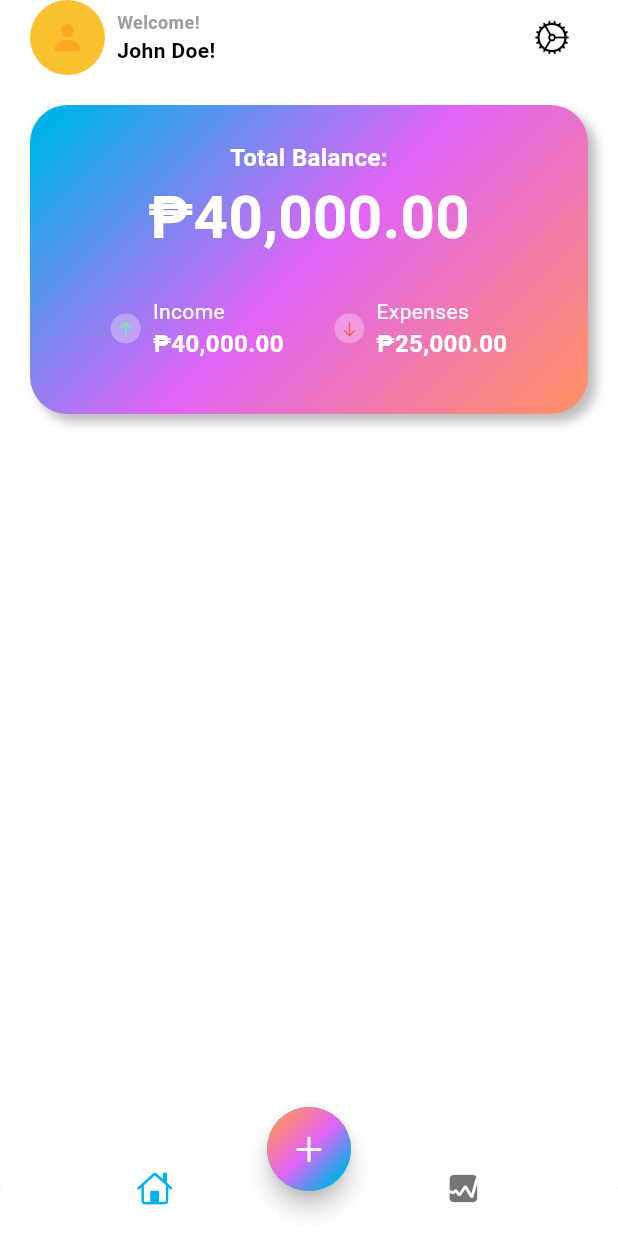
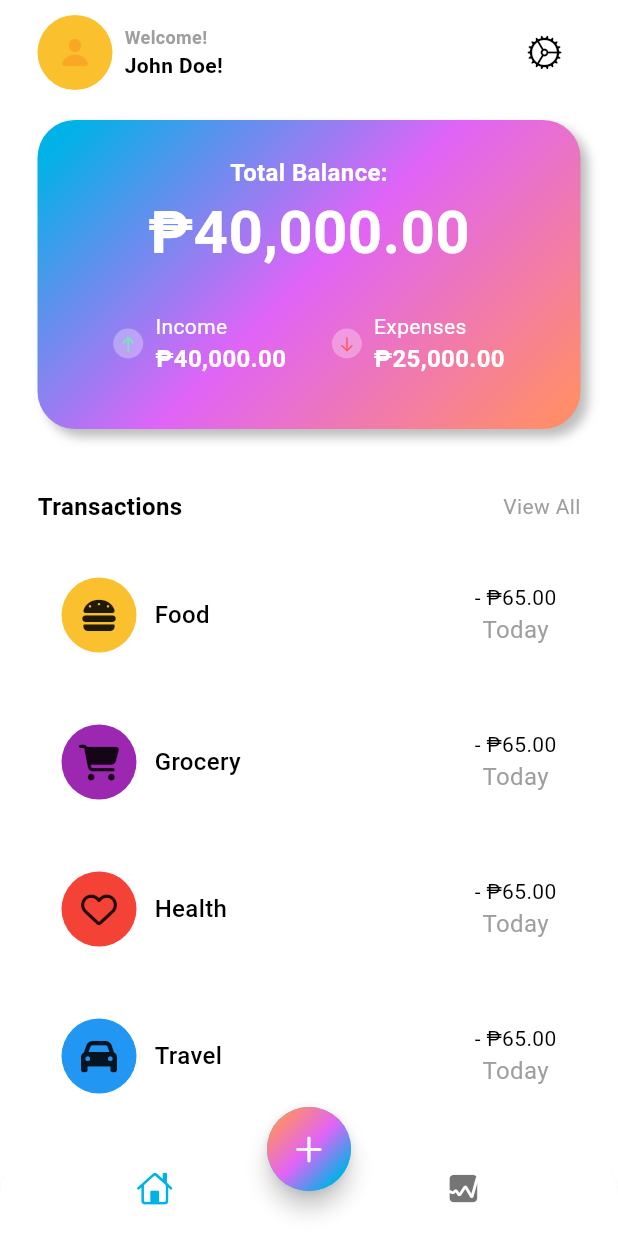
Before and after one commit to Chooeychloe/expense_tracker_app, a Flutter app: the screen it shows after launch, on a phone screen of 412 x 824 dp. Run offline on Flutter 3.47's test engine with Material 3 defaults, Android fonts, the phone set to English and light mode, and no system bars; our stand-ins replace font_awesome_flutter.

Commit message:
added listview to transactions

```diff
--- /dev/null
+++ b/lib/data/data.dart
@@ -0,0 +1,33 @@
+import 'package:flutter/material.dart';
+import 'package:font_awesome_flutter/font_awesome_flutter.dart';
+
+List<Map<String, dynamic>> transactionData = [
+  {
+    'icon': const FaIcon(FontAwesomeIcons.burger),
+    'color': Colors.yellow[700],
+    'name': 'Food',
+    'totalAmount': '- ₱65.00',
+    'date': 'Today'
+  },
+  {
+    'icon': const FaIcon(FontAwesomeIcons.cartShopping),
+    'color': Colors.purple,
+    'name': 'Grocery',
+    'totalAmount': '- ₱65.00',
+    'date': 'Today'
+  },
+  {
+    'icon': const FaIcon(FontAwesomeIcons.heart),
+    'color': Colors.red,
+    'name': 'Health',
+    'totalAmount': '- ₱65.00',
+    'date': 'Today'
+  },
+  {
+    'icon': const FaIcon(FontAwesomeIcons.car),
+    'color': Colors.blue,
+    'name': 'Travel',
+    'totalAmount': '- ₱65.00',
+    'date': 'Today'
+  }
+];
--- a/lib/screens/home/views/home_screen.dart
+++ b/lib/screens/home/views/home_screen.dart
@@ -44,7 +44,7 @@ class HomeScreen extends StatelessWidget {
             ),
             child: const Icon(CupertinoIcons.add)),
       ),
-      body: MainScreen(),
+      body: const MainScreen(),
     );
   }
 }
--- a/lib/screens/home/views/main_screen.dart
+++ b/lib/screens/home/views/main_screen.dart
@@ -1,8 +1,10 @@
-// ignore_for_file: public_member_api_docs, sort_constructors_first
 import 'dart:math';
 
+import 'package:expense_tracker_app/data/data.dart';
 import 'package:flutter/cupertino.dart';
 import 'package:flutter/material.dart';
+
+import '../../../widgets/income_expense_row_widget.dart';
 
 class MainScreen extends StatelessWidget {
   const MainScreen({super.key});
@@ -11,7 +13,7 @@ class MainScreen extends StatelessWidget {
   Widget build(BuildContext context) {
     return SafeArea(
       child: Padding(
-        padding: const EdgeInsets.symmetric(horizontal: 20.0),
+        padding: const EdgeInsets.symmetric(horizontal: 25.0, vertical: 10),
         child: Column(
           children: [
             Row(
@@ -139,77 +141,113 @@ class MainScreen extends StatelessWidget {
                   )
                 ],
               ),
-            )
+            ),
+            const SizedBox(
+              height: 40,
+            ),
+            Row(
+              mainAxisAlignment: MainAxisAlignment.spaceBetween,
+              children: [
+                Text(
+                  'Transactions',
+                  style: TextStyle(
+                      fontSize: 16,
+                      color: Theme.of(context).colorScheme.onBackground,
+                      fontWeight: FontWeight.bold),
+                ),
+                GestureDetector(
+                  onTap: () {},
+                  child: Text(
+                    'View All',
+                    style: TextStyle(
+                        fontSize: 14,
+                        color: Theme.of(context).colorScheme.outline,
+                        fontWeight: FontWeight.w400),
+                  ),
+                )
+              ],
+            ),
+            const SizedBox(
+              height: 20,
+            ),
+            Expanded(
+              child: ListView.builder(
+                itemCount: transactionData.length,
+                itemBuilder: (context, int i) {
+                  return Padding(
+                    padding: const EdgeInsets.only(bottom: 16.0),
+                    child: Container(
+                      decoration: BoxDecoration(
+                        color: Colors.white,
+                        borderRadius: BorderRadius.circular(12),
+                      ),
+                      child: Padding(
+                        padding: const EdgeInsets.all(16.0),
+                        child: Row(
+                          mainAxisAlignment: MainAxisAlignment.spaceBetween,
+                          children: [
+                            Row(
+                              children: [
+                                Stack(
+                                  alignment: Alignment.center,
+                                  children: [
+                                    Container(
+                                      width: 50,
+                                      height: 50,
+                                      decoration: BoxDecoration(
+                                        color: transactionData[i]['color'],
+                                        shape: BoxShape.circle,
+                                      ),
+                                    ),
+                                    transactionData[i]['icon'],
+                                  ],
+                                ),
+                                const SizedBox(
+                                  width: 12,
+                                ),
+                                Text(
+                                  transactionData[i]['name'],
+                                  style: TextStyle(
+                                      fontSize: 16,
+                                      color: Theme.of(context)
+                                          .colorScheme
+                                          .onBackground,
+                                      fontWeight: FontWeight.w500),
+                                ),
+                              ],
+                            ),
+                            Column(
+                              children: [
+                                Text(
+                                  transactionData[i]['totalAmount'],
+                                  style: TextStyle(
+                                      fontSize: 14,
+                                      color: Theme.of(context)
+                                          .colorScheme
+                                          .onBackground,
+                                      fontWeight: FontWeight.w400),
+                                ),
+                                Text(
+                                  transactionData[i]['date'],
+                                  style: TextStyle(
+                                      fontSize: 16,
+                                      color:
+                                          Theme.of(context).colorScheme.outline,
+                                      fontWeight: FontWeight.w400),
+                                ),
+                              ],
+                            )
+                          ],
+                        ),
+                      ),
+                    ),
+                  );
+                },
+              ),
+            ),
           ],
         ),
       ),
     );
   }
 }
-
-class IncomeExpenseRowWidget extends StatelessWidget {
-  final String label;
-  final String amount;
-  final double labelFontSize;
-  final double amountFontSize;
-  final FontWeight amountFontWeight;
-  final FontWeight labelFontWeight;
-  final IconData icon;
-  final Color iconColor;
-  const IncomeExpenseRowWidget({
-    Key? key,
-    required this.label,
-    required this.amount,
-    required this.labelFontSize,
-    required this.amountFontSize,
-    required this.amountFontWeight,
-    required this.labelFontWeight,
-    required this.icon,
-    required this.iconColor,
-  }) : super(key: key);
-
-  @override
-  Widget build(BuildContext context) {
-    return Row(
-      children: [
-        Container(
-          width: 20,
-          height: 20,
-          decoration: const BoxDecoration(
-            color: Colors.white30,
-            shape: BoxShape.circle,
-          ),
-          child: Center(
-            child: Icon(
-              icon,
-              color: iconColor,
-              size: 12,
-            ),
-          ),
-        ),
-        const SizedBox(
-          width: 8,
-        ),
-        Column(
-          crossAxisAlignment: CrossAxisAlignment.start,
-          children: [
-            Text(
-              label,
-              style: TextStyle(
-                  fontSize: labelFontSize,
-                  color: Colors.white,
-                  fontWeight: labelFontWeight),
-            ),
-            Text(
-              amount,
-              style: TextStyle(
-                  fontSize: amountFontSize,
-                  color: Colors.white,
-                  fontWeight: amountFontWeight),
-            ),
-          ],
-        )
-      ],
-    );
-  }
-}
--- /dev/null
+++ b/lib/widgets/income_expense_row_widget.dart
@@ -0,0 +1,68 @@
+import 'package:flutter/material.dart';
+
+class IncomeExpenseRowWidget extends StatelessWidget {
+  final String label;
+  final String amount;
+  final double labelFontSize;
+  final double amountFontSize;
+  final FontWeight amountFontWeight;
+  final FontWeight labelFontWeight;
+  final IconData icon;
+  final Color iconColor;
+  const IncomeExpenseRowWidget({
+    Key? key,
+    required this.label,
+    required this.amount,
+    required this.labelFontSize,
+    required this.amountFontSize,
+    required this.amountFontWeight,
+    required this.labelFontWeight,
+    required this.icon,
+    required this.iconColor,
+  }) : super(key: key);
+
+  @override
+  Widget build(BuildContext context) {
+    return Row(
+      children: [
+        Container(
+          width: 20,
+          height: 20,
+          decoration: const BoxDecoration(
+            color: Colors.white30,
+            shape: BoxShape.circle,
+          ),
+          child: Center(
+            child: Icon(
+              icon,
+              color: iconColor,
+              size: 12,
+            ),
+          ),
+        ),
+        const SizedBox(
+          width: 8,
+        ),
+        Column(
+          crossAxisAlignment: CrossAxisAlignment.start,
+          children: [
+            Text(
+              label,
+              style: TextStyle(
+                  fontSize: labelFontSize,
+                  color: Colors.white,
+                  fontWeight: labelFontWeight),
+            ),
+            Text(
+              amount,
+              style: TextStyle(
+                  fontSize: amountFontSize,
+                  color: Colors.white,
+                  fontWeight: amountFontWeight),
+            ),
+          ],
+        )
+      ],
+    );
+  }
+}
--- a/pubspec.yaml
+++ b/pubspec.yaml
@@ -35,6 +35,7 @@ dependencies:
   # The following adds the Cupertino Icons font to your application.
   # Use with the CupertinoIcons class for iOS style icons.
   cupertino_icons: ^1.0.8
+  font_awesome_flutter: ^10.7.0
 
 dev_dependencies:
   flutter_test:
```
Also changed, not shown: pubspec.lock.
